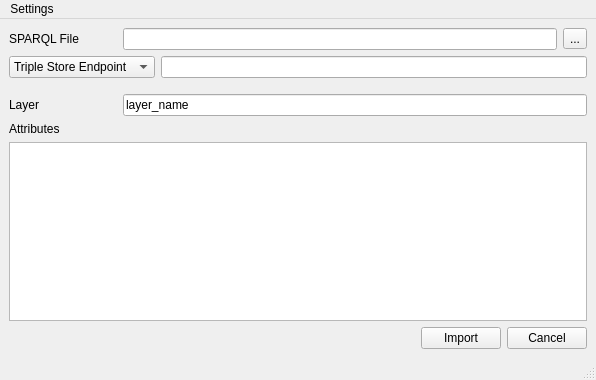
First picture: the form in MainWindow.ui, repository LambdaGeo/qgisparql-triple2layer, before the edit.
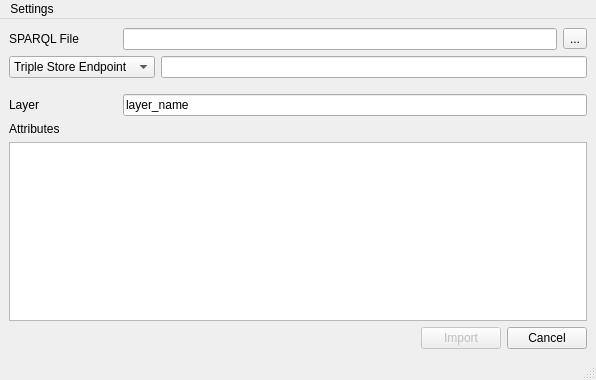
Second picture: the form after the edit.

Commit message: desabilidando o botao de importacao

Diff of the .ui file:
```diff
--- a/MainWindow.ui
+++ b/MainWindow.ui
@@ -146,6 +146,9 @@
         </item>
         <item>
          <widget class="QPushButton" name="pushButton">
+          <property name="enabled">
+           <bool>false</bool>
+          </property>
           <property name="text">
            <string>Import</string>
           </property>
```
Left out of the diff: 2 changed lines with no effect on the pictures. The commit also changes 1 other file.
